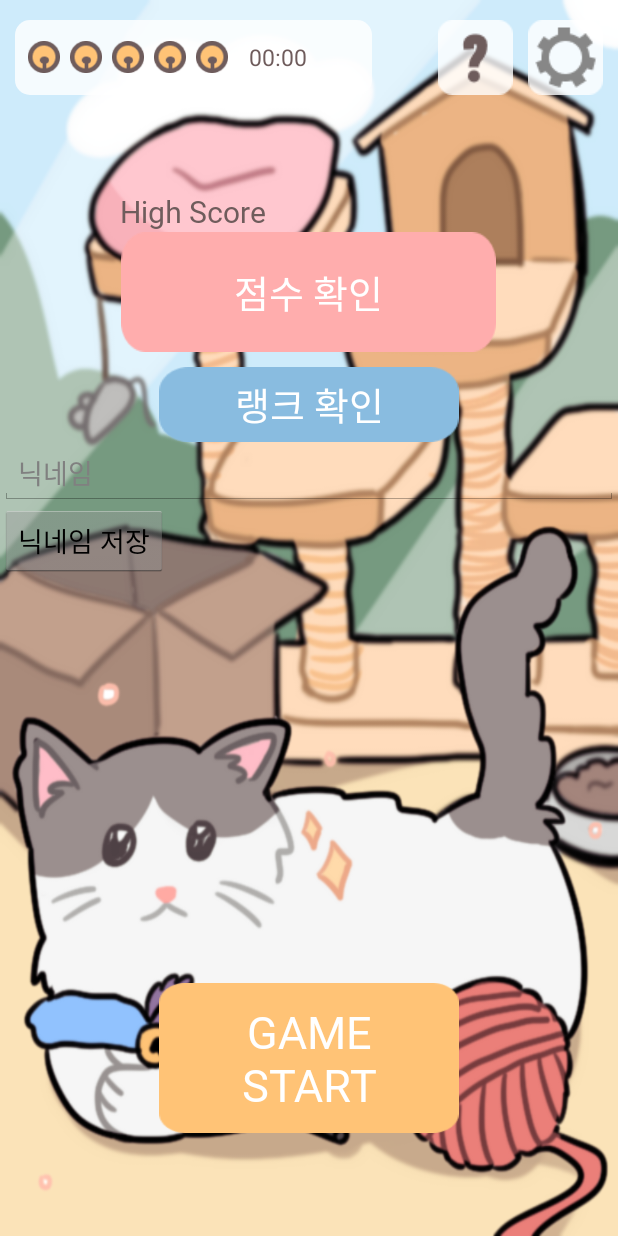
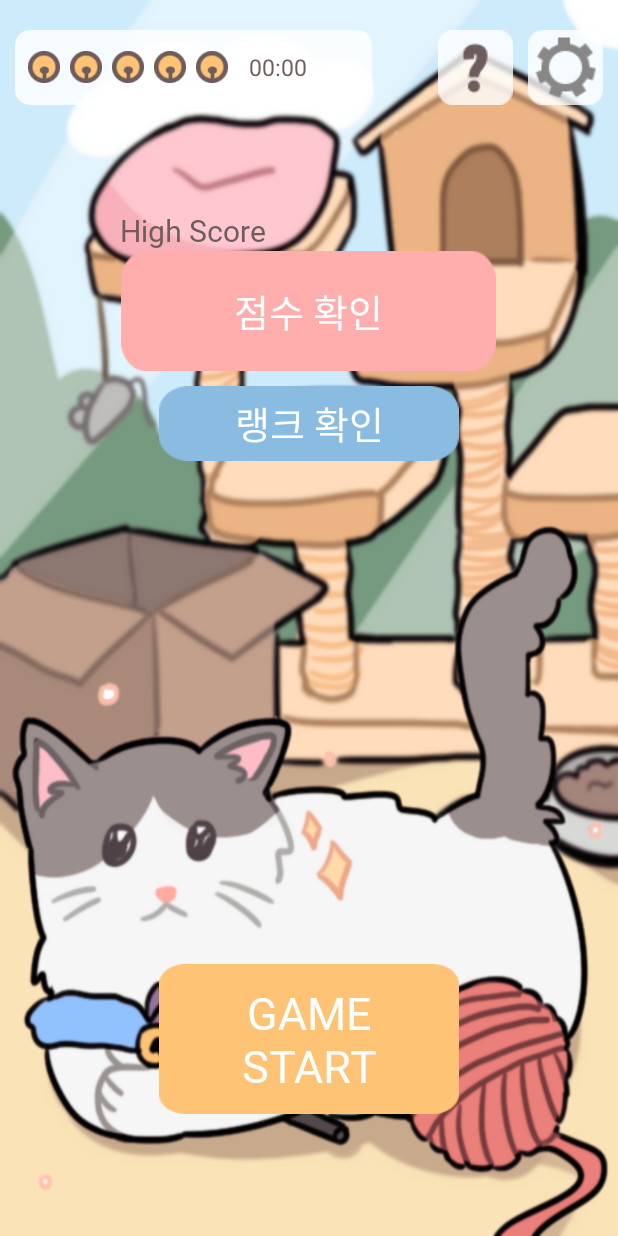
Before and after one commit to isdiscodead/nyang_crush, an Android app: the MainActivity screen opened directly, with no data from a screen before it, on a phone screen of 412 x 824 dp. Run offline under Robolectric (Android 15) with nearby library versions, the light colour scheme and no system bars; our stand-ins replace Firebase (no records; nobody signed in at launch, a user with empty details on screens opened directly), data binding; libraries missing offline, so code that uses them is left out: hotchemi.android.rate; 2 statements that could not run were skipped.

Commit message:
[ 지원 ] xml 수정

```diff
--- a/NyangCrush/app/src/main/java/com/pro/nyangcrush/LoginActivity.java
+++ b/NyangCrush/app/src/main/java/com/pro/nyangcrush/LoginActivity.java
@@ -166,11 +166,6 @@ public class LoginActivity extends FragmentActivity {
             intent.putExtra("name",name);
             intent.putExtra("email",email);
 
-            Log.i("log", "start in----");
-
-            Log.i("log", ""+userid);
-            Log.i("log", ""+email);
-            Log.i("log", ""+name);
             startActivity(intent);
             finish();
         }
--- a/NyangCrush/app/src/main/java/com/pro/nyangcrush/MainActivity.java
+++ b/NyangCrush/app/src/main/java/com/pro/nyangcrush/MainActivity.java
@@ -182,7 +182,6 @@ public class MainActivity extends Activity {
                 Log.d("MainActivity", "실패 : ");
             }
         });*/
-
 
         // 효과음 사운드풀 초기화
         if(Build.VERSION.SDK_INT >= Build.VERSION_CODES.LOLLIPOP){
@@ -398,7 +397,7 @@ public class MainActivity extends Activity {
                     user_bell ++;
                     SharedPreferences.Editor edit = pref.edit();
                     edit.putInt("bell", user_bell);
-                    edit.commit();
+                    edit.apply();
                     fill_bells();
                     wait_time = 1800;
                 } else if ( wait_time == 0 && user_bell == 4 ) {
@@ -407,7 +406,7 @@ public class MainActivity extends Activity {
                     user_bell ++;
                     SharedPreferences.Editor edit = pref.edit();
                     edit.putInt("bell", user_bell);
-                    edit.commit();
+                    edit.apply();
                     fill_bells();
                 }
 
--- a/NyangCrush/app/src/main/res/layout/activity_main.xml
+++ b/NyangCrush/app/src/main/res/layout/activity_main.xml
@@ -173,16 +173,6 @@
                 android:text="랭크 확인"
                 android:gravity="center"/>
 
-            <EditText android:layout_width="match_parent"
-                android:layout_height="wrap_content"
-                android:id="@+id/nick_name"
-                android:hint="닉네임"/>
-
-            <Button android:layout_width="wrap_content"
-                android:layout_height="wrap_content"
-                android:id="@+id/button_nick_name"
-                android:text="닉네임 저장"/>
-
         </LinearLayout>
 
         <RelativeLayout
```
